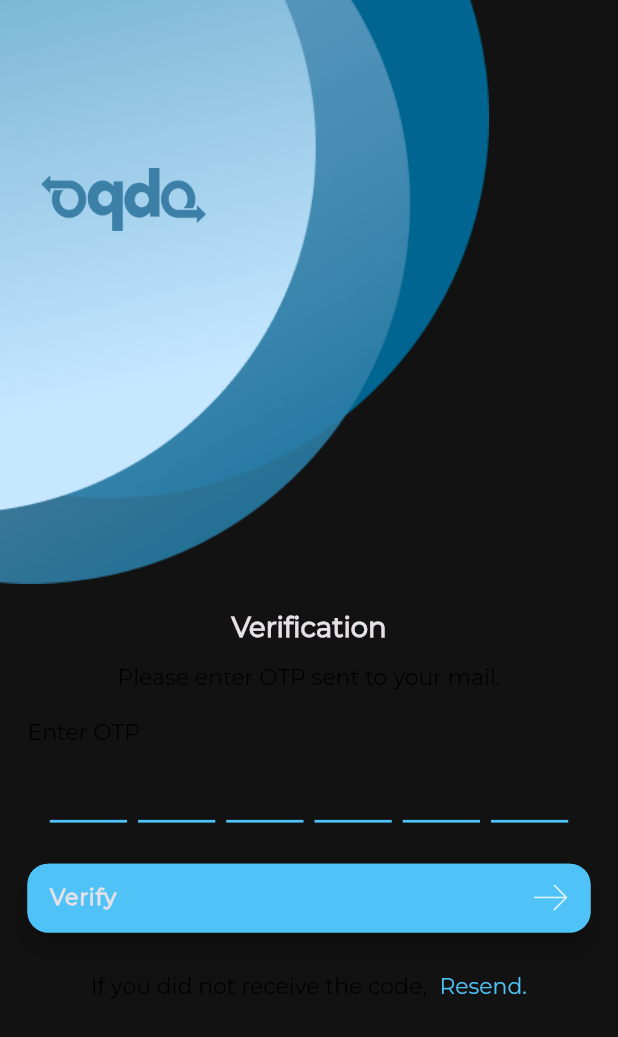
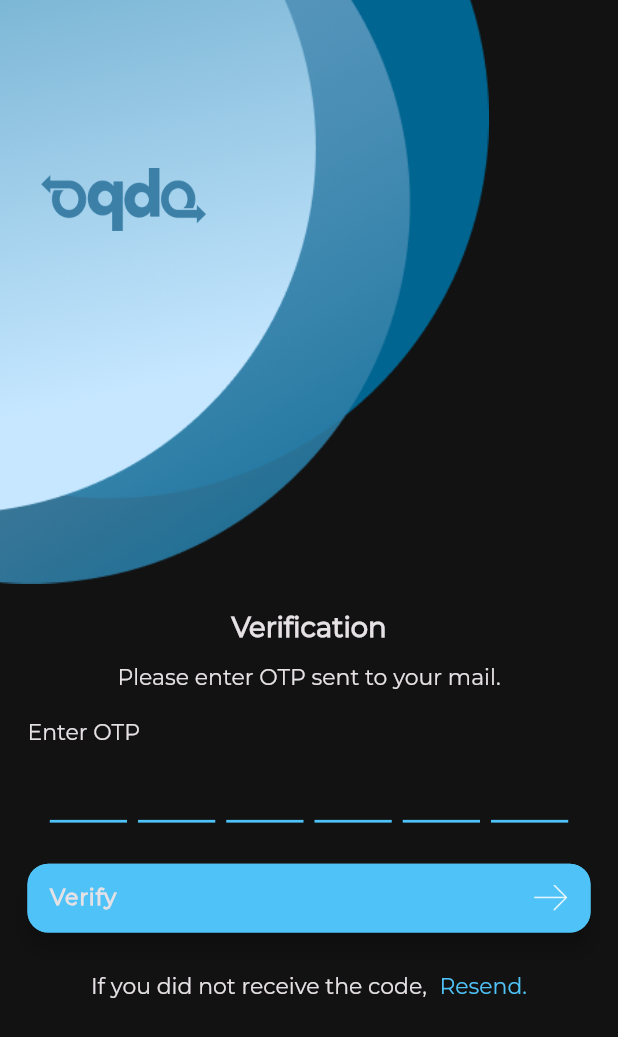
Before and after one commit to RakshitSathvara/Sports, a Flutter app: the ForgotOTPVerificationPage screen opened directly with empty values, on a phone screen of 412 x 824 dp. Shown: the top 1037 px of the screen. Run offline on Flutter 3.47's test engine with Material 3 defaults, Android fonts, the phone set to English and light mode, and no system bars; drawn by our look-alikes of pin_code_text_field; our stand-ins replace cached_network_image, carousel_slider, connectivity_plus, device_info_plus, firebase_core, firebase_crashlytics and 17 more; missing offline and left inert: custom_timer, dart:ffi, duration_picker, flutter_fgbg, flutter_secure_storage_web, flutter_stripe and 4 more; accounts and stored records are empty; network calls fail.

Commit message:
fix: Correct text color in Verify OTP screen for dark theme
This commit fixes an issue where some text on the "Verify OTP" screen was not visible in dark mode. The text was using the `shadow` color from the theme, which was black. This has been corrected to use the `onSurface` color, which is designed to be readable on the surface color in both light and dark themes.

- Replaced `Theme.of(context).colorScheme.shadow` with `Theme.of(context).colorScheme.onSurface` for text elements in `forgot_otp_verification_page.dart`.

```diff
--- a/lib/screens/forgot_password/forgot_otp_verification_page.dart
+++ b/lib/screens/forgot_password/forgot_otp_verification_page.dart
@@ -117,7 +117,7 @@ class ForgotOTPVerificationPageState extends State<ForgotOTPVerificationPage> {
                     CustomTextView(
                       label: 'Please enter OTP sent to your mail.',
                       type: styleSubTitle,
-                      textStyle: Theme.of(context).textTheme.bodyLarge!.copyWith(color: Theme.of(context).colorScheme.shadow),
+                      textStyle: Theme.of(context).textTheme.bodyLarge!.copyWith(color: Theme.of(context).colorScheme.onSurface),
                     ),
                     const SizedBox(
                       height: 20,
@@ -127,7 +127,7 @@ class ForgotOTPVerificationPageState extends State<ForgotOTPVerificationPage> {
                       child: CustomTextView(
                         label: 'Enter OTP',
                         type: styleSubTitle,
-                        textStyle: Theme.of(context).textTheme.bodyLarge!.copyWith(color: Theme.of(context).colorScheme.shadow),
+                        textStyle: Theme.of(context).textTheme.bodyLarge!.copyWith(color: Theme.of(context).colorScheme.onSurface),
                       ),
                     ),
                     PinCodeTextField(
@@ -193,7 +193,7 @@ class ForgotOTPVerificationPageState extends State<ForgotOTPVerificationPage> {
                         CustomTextView(
                           label: 'If you did not receive the code, ',
                           type: styleSubTitle,
-                          textStyle: Theme.of(context).textTheme.bodyLarge!.copyWith(color: Theme.of(context).colorScheme.shadow),
+                          textStyle: Theme.of(context).textTheme.bodyLarge!.copyWith(color: Theme.of(context).colorScheme.onSurface),
                         ),
                         const SizedBox(
                           width: 5,
```
